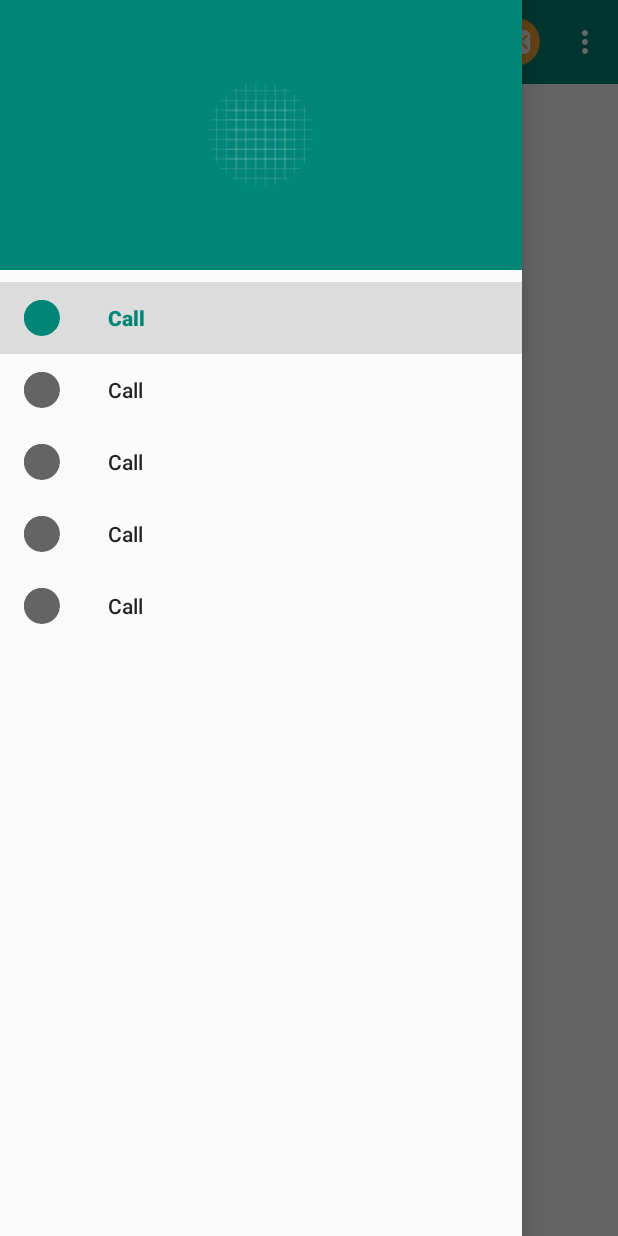
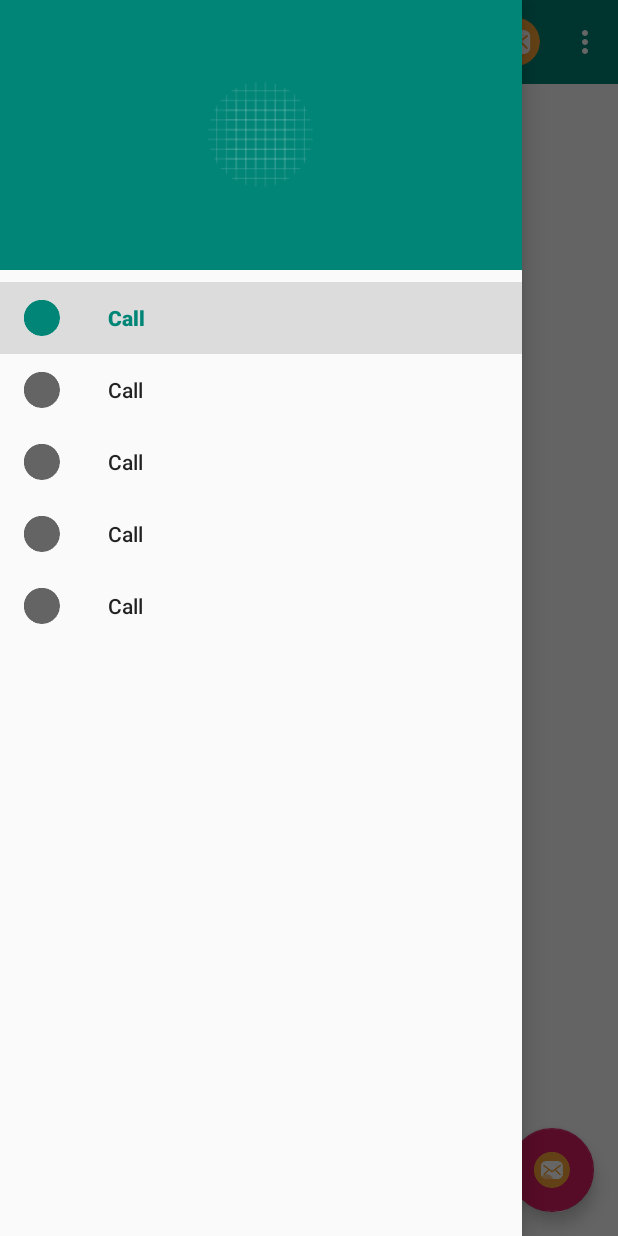
Before and after one commit to ywk2018/MyToolBar, an Android app: the screen it shows after launch (MainActivity), with the side drawer open, on a phone screen of 412 x 824 dp. Run offline under Robolectric (Android 15) with nearby library versions, the phone set to English and light mode, and no system bars; our stand-ins replace CircleImageView.

Commit message:
添加悬浮按钮

```diff
--- a/app/src/main/java/com/example/mytoolbar/MainActivity.java
+++ b/app/src/main/java/com/example/mytoolbar/MainActivity.java
@@ -1,6 +1,5 @@
 package com.example.mytoolbar;
 
-import android.drm.DrmStore;
 import android.support.annotation.NonNull;
 import android.support.design.widget.NavigationView;
 import android.support.v4.view.GravityCompat;
@@ -11,9 +10,10 @@ import android.os.Bundle;
 import android.support.v7.widget.Toolbar;
 import android.view.Menu;
 import android.view.MenuItem;
+import android.view.View;
 import android.widget.Toast;
 
-public class MainActivity extends AppCompatActivity {
+public class MainActivity extends AppCompatActivity implements View.OnClickListener {
 
     private DrawerLayout mDrawerLayout;
     @Override
@@ -21,6 +21,7 @@ public class MainActivity extends AppCompatActivity {
         super.onCreate(savedInstanceState);
         setContentView(R.layout.activity_main);
         final Toolbar toolbar = findViewById(R.id.toolbar);
+        findViewById(R.id.fab).setOnClickListener(this);
         setSupportActionBar(toolbar);
         mDrawerLayout = findViewById(R.id.drawer_layout);
         ActionBar actionBar = getSupportActionBar();
@@ -64,4 +65,9 @@ public class MainActivity extends AppCompatActivity {
         }
         return true;
     }
+
+    @Override
+    public void onClick(View v) {
+        Toast.makeText(this, "你点击了floatActionButton", Toast.LENGTH_SHORT).show();
+    }
 }
--- a/app/src/main/res/layout/activity_main.xml
+++ b/app/src/main/res/layout/activity_main.xml
@@ -19,6 +19,15 @@
             android:background="@color/colorPrimary"
             android:theme="@style/ThemeOverlay.AppCompat.Dark.ActionBar"
             app:popupTheme="@style/ThemeOverlay.AppCompat.Light" />
+
+        <android.support.design.widget.FloatingActionButton
+            android:id="@+id/fab"
+            android:layout_width="wrap_content"
+            android:layout_height="wrap_content"
+            android:layout_gravity="bottom|end"
+            android:layout_margin="16dp"
+            android:src="@mipmap/mail"
+            android:elevation="8dp"/>
     </FrameLayout>
 
     <android.support.design.widget.NavigationView
@@ -29,4 +38,6 @@
         app:menu="@menu/nav_menu"
         app:headerLayout="@layout/nav_header"
         />
+
+
 </android.support.v4.widget.DrawerLayout>
```
